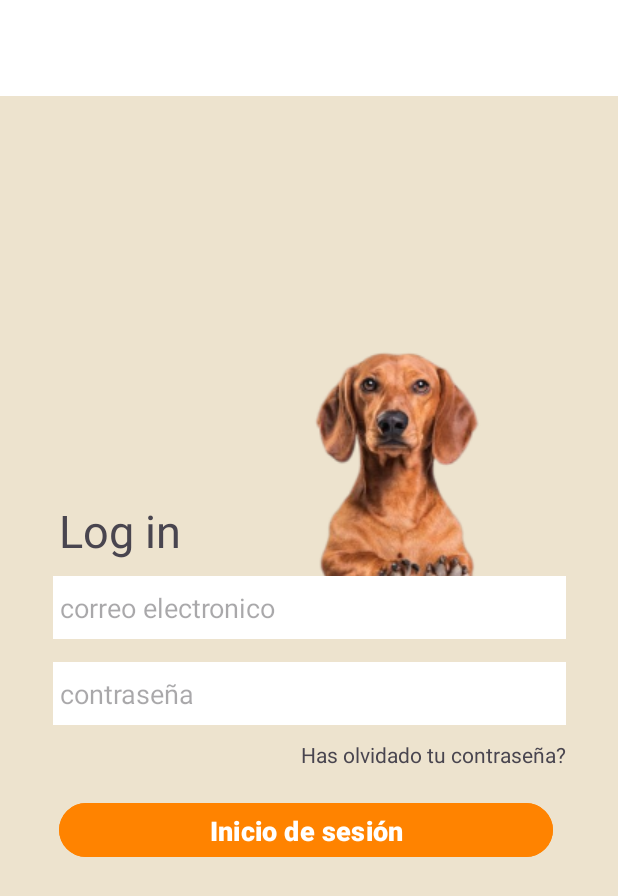
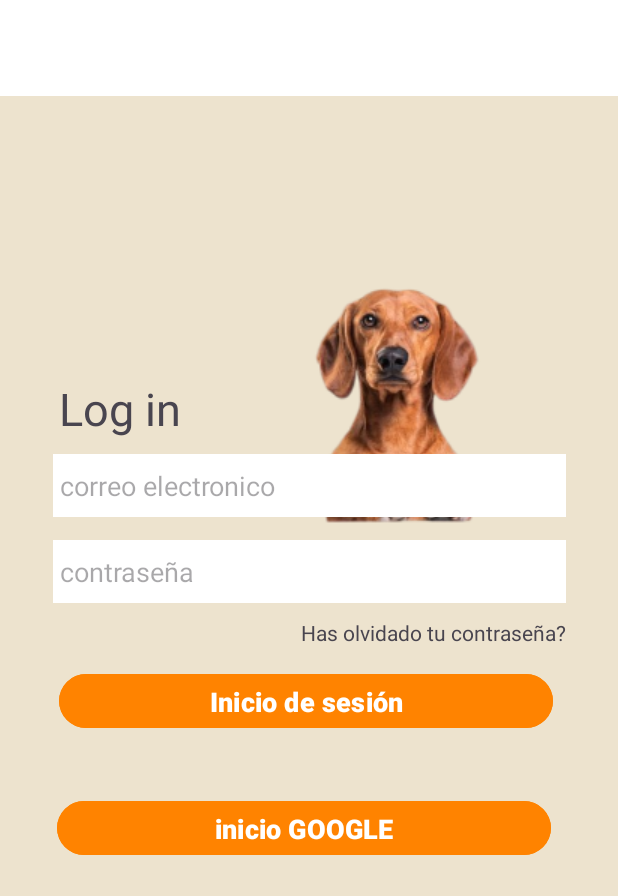
Before and after one commit to nordin001/IOT_Petcare, an Android app: the layout login.xml on its own in the app's theme, with its tools: preview values and no code run, on a phone screen of 412 x 824 dp. Shown: the top 896 px of the screen. Run offline under Robolectric (Android 15) with nearby library versions, the phone set to English and light mode, and no system bars.

Commit message:
CUSTOM LOGIN ME QUEDA POCO- MIMI

```diff
--- a/app/src/main/AndroidManifest.xml
+++ b/app/src/main/AndroidManifest.xml
@@ -49,6 +49,10 @@
             />
         <activity android:name=".VistaMascotaActivity"/>
         <activity android:name=".EditarMascotaActivity" />
+
+        <activity android:name=".CustomLogInActivity">
+
+        </activity>
     </application>
 
 </manifest>
--- a/app/src/main/res/layout/login.xml
+++ b/app/src/main/res/layout/login.xml
@@ -1,10 +1,15 @@
 <?xml version="1.0" encoding="utf-8"?>
-<androidx.constraintlayout.widget.ConstraintLayout xmlns:android="http://schemas.android.com/apk/res/android"
+<ScrollView
+    xmlns:android="http://schemas.android.com/apk/res/android"
     xmlns:app="http://schemas.android.com/apk/res-auto"
     xmlns:tools="http://schemas.android.com/tools"
+    android:id="@+id/contenedor"
     android:layout_width="match_parent"
     android:layout_height="match_parent"
     android:background="@color/mi_color_personalizado">
+<androidx.constraintlayout.widget.ConstraintLayout
+    android:layout_width="match_parent"
+    android:layout_height="match_parent">
 
     <androidx.appcompat.widget.Toolbar
         android:id="@+id/toolbar"
@@ -38,12 +43,12 @@
         android:text="Log in"
         android:textSize="30sp"
         app:layout_constraintBottom_toBottomOf="parent"
-        app:layout_constraintStart_toStartOf="@+id/editTextTextEmailAddress2"
+        app:layout_constraintStart_toStartOf="@+id/correElec"
         app:layout_constraintTop_toBottomOf="@+id/toolbar"
         app:layout_constraintVertical_bias="0.374" />
 
     <EditText
-        android:id="@+id/editTextTextEmailAddress2"
+        android:id="@+id/correElec"
         android:layout_width="342dp"
         android:layout_height="42dp"
         android:layout_marginTop="10dp"
@@ -52,14 +57,14 @@
         android:hint=" correo electronico"
         android:inputType="textEmailAddress"
         android:shadowColor="#DAD3D3"
-        app:layout_constraintBottom_toTopOf="@+id/editTextTextPassword3"
+        app:layout_constraintBottom_toTopOf="@+id/contrasena"
         app:layout_constraintEnd_toEndOf="parent"
         app:layout_constraintStart_toStartOf="parent"
         app:layout_constraintTop_toBottomOf="@+id/textView2"
         android:background="#FFFFFF" />
 
     <EditText
-        android:id="@+id/editTextTextPassword3"
+        android:id="@+id/contrasena"
         android:layout_width="342dp"
         android:layout_height="42dp"
         android:layout_marginTop="15dp"
@@ -67,9 +72,9 @@
         android:ems="10"
         android:hint=" contraseña"
         android:inputType="textPassword"
-        app:layout_constraintEnd_toEndOf="@+id/editTextTextEmailAddress2"
-        app:layout_constraintStart_toStartOf="@+id/editTextTextEmailAddress2"
-        app:layout_constraintTop_toBottomOf="@+id/editTextTextEmailAddress2" />
+        app:layout_constraintEnd_toEndOf="@+id/correElec"
+        app:layout_constraintStart_toStartOf="@+id/correElec"
+        app:layout_constraintTop_toBottomOf="@+id/correElec" />
 
     <TextView
         android:id="@+id/textView3"
@@ -77,8 +82,8 @@
         android:layout_height="wrap_content"
         android:layout_marginTop="10dp"
         android:text="Has olvidado tu contraseña?"
-        app:layout_constraintEnd_toEndOf="@+id/editTextTextPassword3"
-        app:layout_constraintTop_toBottomOf="@+id/editTextTextPassword3" />
+        app:layout_constraintEnd_toEndOf="@+id/contrasena"
+        app:layout_constraintTop_toBottomOf="@+id/contrasena" />
 
     <Button
         android:id="@+id/button"
@@ -90,11 +95,29 @@
         android:text="Inicio de sesión"
         app:cornerRadius="20dp"
         app:layout_constraintBottom_toBottomOf="parent"
-        app:layout_constraintEnd_toEndOf="@+id/editTextTextPassword3"
+        app:layout_constraintEnd_toEndOf="@+id/contrasena"
         app:layout_constraintHorizontal_bias="0.307"
-        app:layout_constraintStart_toStartOf="@+id/editTextTextPassword3"
-        app:layout_constraintTop_toBottomOf="@+id/editTextTextPassword3"
+        app:layout_constraintStart_toStartOf="@+id/contrasena"
+        app:layout_constraintTop_toBottomOf="@+id/contrasena"
         app:layout_constraintVertical_bias="0.03" />
+
+    <Button
+        android:id="@+id/Google_incio"
+        style="@style/EstiloBotonNaranja"
+        android:layout_width="329dp"
+
+        android:layout_height="44dp"
+        android:layout_marginTop="40dp"
+        android:onClick="autentificarGoogle"
+        android:text="inicio GOOGLE"
+        app:cornerRadius="20dp"
+        app:layout_constraintBottom_toBottomOf="parent"
+        app:layout_constraintEnd_toEndOf="@+id/contrasena"
+        app:layout_constraintHorizontal_bias="0.23"
+        app:layout_constraintStart_toStartOf="@+id/contrasena"
+        app:layout_constraintTop_toBottomOf="@+id/contrasena"
+        app:layout_constraintVertical_bias="0.731" />
 
 
 </androidx.constraintlayout.widget.ConstraintLayout>
+</ScrollView>
--- a/app/src/main/res/values/strings.xml
+++ b/app/src/main/res/values/strings.xml
@@ -3,5 +3,6 @@
     <string name="fui_default_toolbar_title">Tipo de Autentificación</string>
     <string name="fui_sign_in_with_email">Entra con tu correo</string>
     <string name="fui_progress_dialog_signing_up">Creando cuenta...</string>
+    <string name="default_web_cleint_id">919687430796-2jgnr804s4k19pu3ig4ejm634v6fhks5.apps.googleusercontent.com</string>
 
 </resources>
```
Also changed, not shown: app/src/main/java/com/example/sprint_1_nuevo_15/CustomLogInActivity.java (added, +196 -0 lines), app/src/main/java/com/example/sprint_1_nuevo_15/MainActivity.java (+22 -0 lines).
